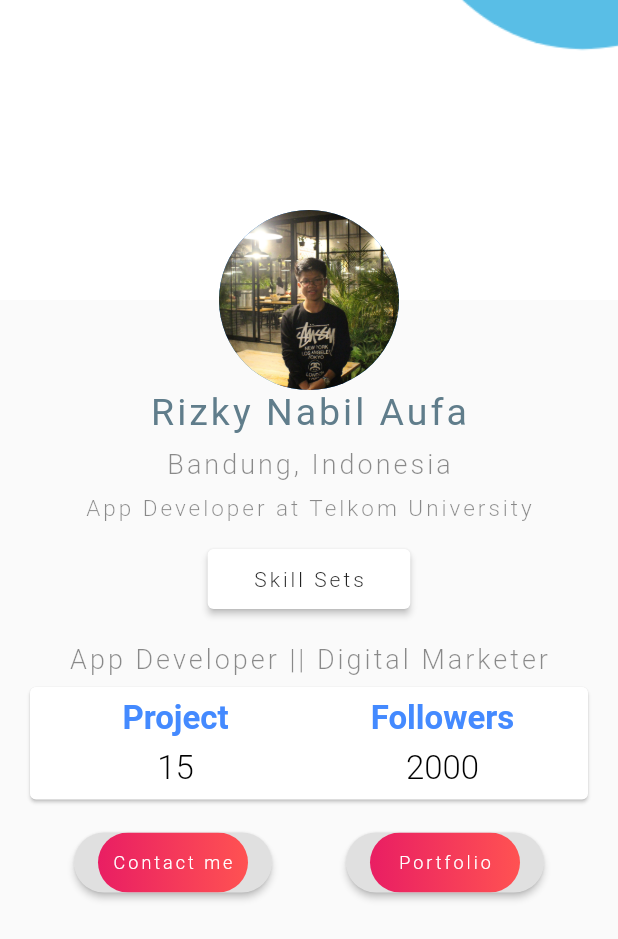
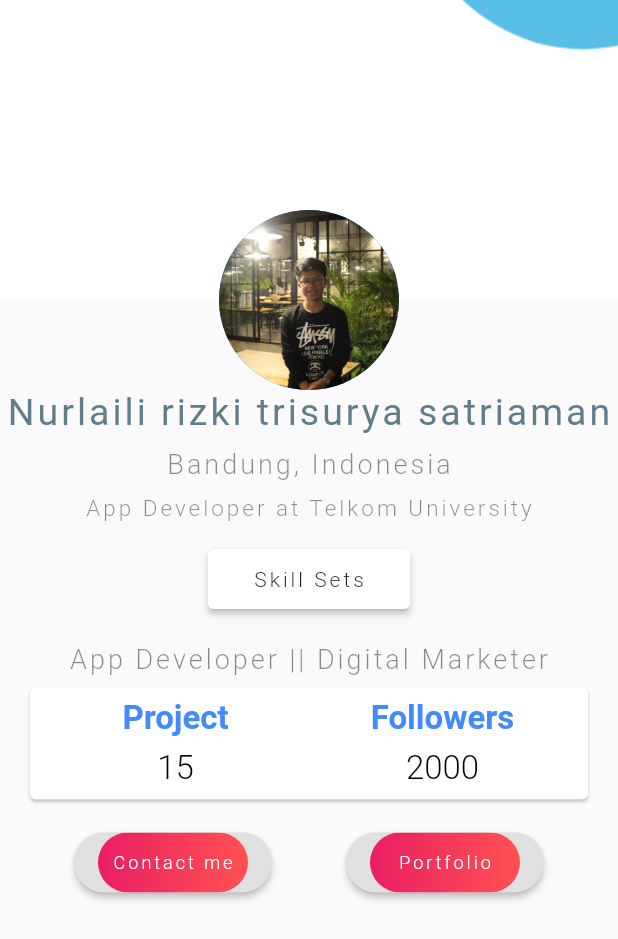
Before and after one commit to rizkinabil/Wider-tour_mobile-app, a Flutter app: the Akun screen opened directly, on a phone screen of 412 x 824 dp. Shown: the top 939 px of the screen. Run offline on Flutter 3.47's test engine with Material 2 defaults, Android fonts, the phone set to English and light mode, and no system bars.

```diff
--- a/lib/akun.dart
+++ b/lib/akun.dart
@@ -1,46 +1,46 @@
 import 'package:flutter/material.dart';
-import 'package:wider/theme.dart';
 
 class Akun extends StatelessWidget {
   const Akun({Key? key}) : super(key: key);
 
+  @override
   Widget build(BuildContext context) {
     return Scaffold(
         body: SafeArea(
       child: Column(
         children: [
           Container(
-            decoration: BoxDecoration(
+            decoration: const BoxDecoration(
                 image: DecorationImage(
                     image: AssetImage('assets/images/login.png'),
                     fit: BoxFit.cover)),
-            child: Container(
+            child: SizedBox(
               width: double.infinity,
               height: 200,
               child: Container(
-                alignment: Alignment(0.0, 2.5),
-                child: CircleAvatar(
+                alignment: const Alignment(0.0, 2.5),
+                child: const CircleAvatar(
                   backgroundImage: AssetImage('assets/images/profile.jpg'),
                   radius: 60.0,
                 ),
               ),
             ),
           ),
-          SizedBox(
+          const SizedBox(
             height: 60,
           ),
-          Text(
-            "Rizky Nabil Aufa",
+          const Text(
+            "Nurlaili rizki trisurya satriaman",
             style: TextStyle(
                 fontSize: 25.0,
                 color: Colors.blueGrey,
                 letterSpacing: 2.0,
                 fontWeight: FontWeight.w400),
           ),
-          SizedBox(
+          const SizedBox(
             height: 10,
           ),
-          Text(
+          const Text(
             "Bandung, Indonesia",
             style: TextStyle(
                 fontSize: 18.0,
@@ -48,10 +48,10 @@ class Akun extends StatelessWidget {
                 letterSpacing: 2.0,
                 fontWeight: FontWeight.w300),
           ),
-          SizedBox(
+          const SizedBox(
             height: 10,
           ),
-          Text(
+          const Text(
             "App Developer at Telkom University",
             style: TextStyle(
                 fontSize: 15.0,
@@ -59,10 +59,10 @@ class Akun extends StatelessWidget {
                 letterSpacing: 2.0,
                 fontWeight: FontWeight.w300),
           ),
-          SizedBox(
+          const SizedBox(
             height: 10,
           ),
-          Card(
+          const Card(
               margin: EdgeInsets.symmetric(horizontal: 20.0, vertical: 8.0),
               elevation: 2.0,
               child: Padding(
@@ -72,10 +72,10 @@ class Akun extends StatelessWidget {
                     style: TextStyle(
                         letterSpacing: 2.0, fontWeight: FontWeight.w300),
                   ))),
-          SizedBox(
+          const SizedBox(
             height: 15,
           ),
-          Text(
+          const Text(
             "App Developer || Digital Marketer",
             style: TextStyle(
                 fontSize: 18.0,
@@ -84,7 +84,7 @@ class Akun extends StatelessWidget {
                 fontWeight: FontWeight.w300),
           ),
           Card(
-            margin: EdgeInsets.symmetric(horizontal: 20.0, vertical: 8.0),
+            margin: const EdgeInsets.symmetric(horizontal: 20.0, vertical: 8.0),
             child: Padding(
               padding: const EdgeInsets.all(8.0),
               child: Row(
@@ -92,7 +92,7 @@ class Akun extends StatelessWidget {
                 children: [
                   Expanded(
                     child: Column(
-                      children: [
+                      children: const [
                         Text(
                           "Project",
                           style: TextStyle(
@@ -115,7 +115,7 @@ class Akun extends StatelessWidget {
                   ),
                   Expanded(
                     child: Column(
-                      children: [
+                      children: const [
                         Text(
                           "Followers",
                           style: TextStyle(
@@ -140,7 +140,7 @@ class Akun extends StatelessWidget {
               ),
             ),
           ),
-          SizedBox(
+          const SizedBox(
             height: 10,
           ),
           Row(
@@ -153,19 +153,19 @@ class Akun extends StatelessWidget {
                 ),
                 child: Ink(
                   decoration: BoxDecoration(
-                    gradient: LinearGradient(
+                    gradient: const LinearGradient(
                         begin: Alignment.centerLeft,
                         end: Alignment.centerRight,
                         colors: [Colors.pink, Colors.redAccent]),
                     borderRadius: BorderRadius.circular(30.0),
                   ),
                   child: Container(
-                    constraints: BoxConstraints(
+                    constraints: const BoxConstraints(
                       maxWidth: 100.0,
                       maxHeight: 40.0,
                     ),
                     alignment: Alignment.center,
-                    child: Text(
+                    child: const Text(
                       "Contact me",
                       style: TextStyle(
                           color: Colors.white,
@@ -183,19 +183,19 @@ class Akun extends StatelessWidget {
                 ),
                 child: Ink(
                   decoration: BoxDecoration(
-                    gradient: LinearGradient(
+                    gradient: const LinearGradient(
                         begin: Alignment.centerLeft,
                         end: Alignment.centerRight,
                         colors: [Colors.pink, Colors.redAccent]),
                     borderRadius: BorderRadius.circular(80.0),
                   ),
                   child: Container(
-                    constraints: BoxConstraints(
+                    constraints: const BoxConstraints(
                       maxWidth: 100.0,
                       maxHeight: 40.0,
                     ),
                     alignment: Alignment.center,
-                    child: Text(
+                    child: const Text(
                       "Portfolio",
                       style: TextStyle(
                           color: Colors.white,
```
Also changed, not shown: lib/home.dart (+92 -89 lines), lib/navbar.dart (+3 -6 lines), lib/notifikasi.dart (+205 -88 lines).
